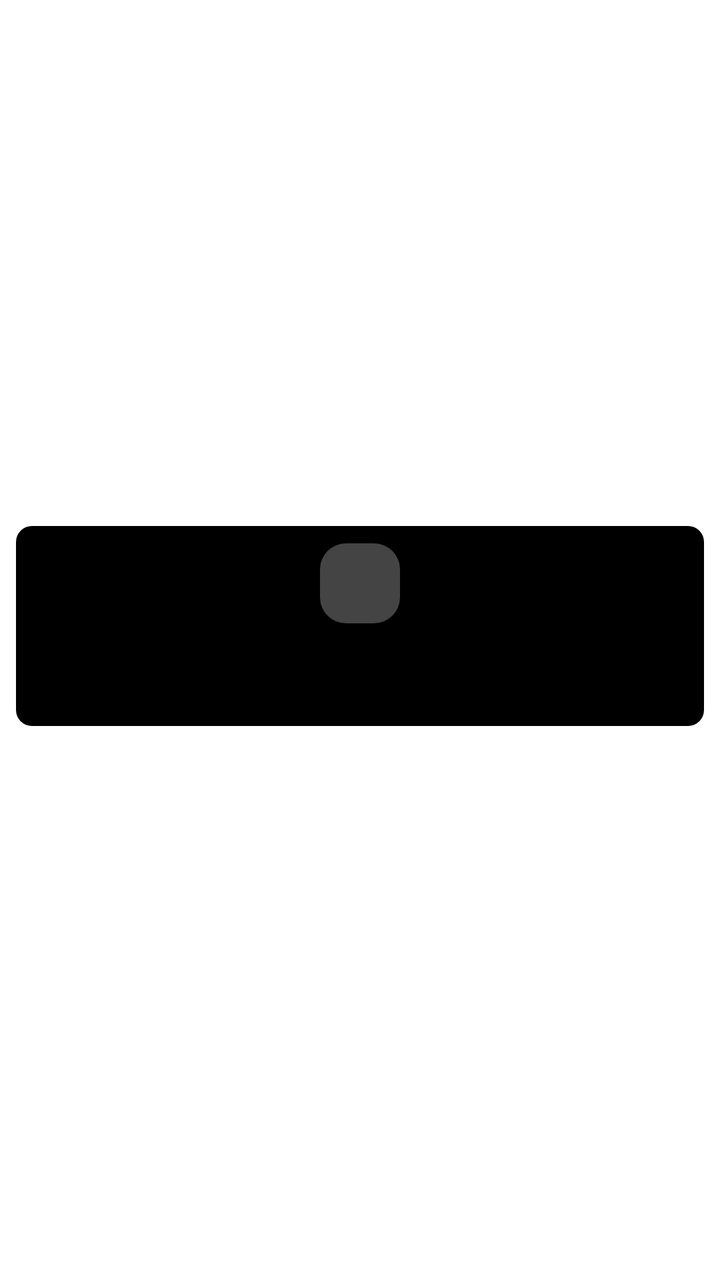
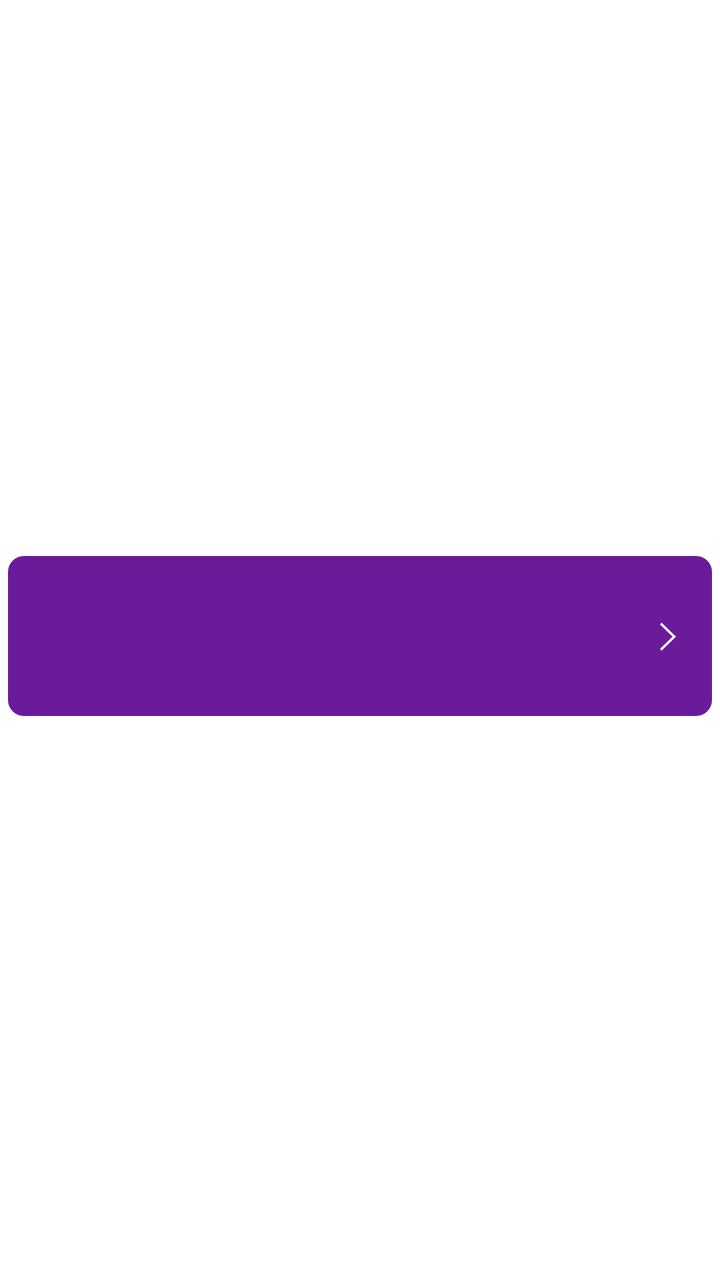

An Android layout rendered at two revisions. The XML below is the earlier revision; the diff shows what the commit changed to produce the second picture.
<!-- AndroidManifest.xml: application theme Theme.MoneyTracker -->
<!-- res/layout/item_wallet_list.xml -->
<?xml version="1.0" encoding="utf-8"?>
<androidx.constraintlayout.widget.ConstraintLayout xmlns:android="http://schemas.android.com/apk/res/android"
    xmlns:app="http://schemas.android.com/apk/res-auto"
    android:layout_width="match_parent"
    android:layout_height="wrap_content">

    <androidx.constraintlayout.widget.ConstraintLayout
        android:id="@+id/walletWrapper"
        android:layout_width="0dp"
        android:layout_height="100dp"
        android:layout_marginStart="@dimen/margin_8"
        android:layout_marginEnd="@dimen/margin_8"
        android:layout_marginTop="@dimen/margin_2"
        android:layout_marginBottom="@dimen/margin_16"
        android:background="@drawable/bg_wallet"
        app:layout_constraintBottom_toBottomOf="parent"
        app:layout_constraintEnd_toEndOf="parent"
        app:layout_constraintStart_toStartOf="parent"
        app:layout_constraintTop_toTopOf="parent">

        <androidx.constraintlayout.widget.ConstraintLayout
            android:layout_width="0dp"
            android:layout_height="wrap_content"
            app:layout_constraintBottom_toBottomOf="parent"
            app:layout_constraintEnd_toEndOf="parent"
            app:layout_constraintStart_toStartOf="parent"
            app:layout_constraintTop_toTopOf="parent">

            <androidx.appcompat.widget.AppCompatImageView
                android:id="@+id/walletImage"
                android:layout_width="40dp"
                android:layout_height="40dp"
                android:background="@drawable/bg_circle"
                android:padding="@dimen/padding_4"
                app:layout_constraintEnd_toEndOf="parent"
                app:layout_constraintStart_toStartOf="parent"
                app:layout_constraintTop_toTopOf="parent"
                app:tint="@color/white" />

            <androidx.constraintlayout.widget.ConstraintLayout
                android:layout_width="0dp"
                android:layout_height="wrap_content"
                android:layout_marginStart="@dimen/margin_8"
                android:layout_marginTop="@dimen/margin_4"
                android:layout_marginEnd="@dimen/margin_8"
                app:layout_constraintEnd_toEndOf="parent"
                app:layout_constraintStart_toStartOf="parent"
                app:layout_constraintTop_toBottomOf="@+id/walletImage">

                <androidx.appcompat.widget.AppCompatTextView
                    android:id="@+id/walletAccountLabel"
                    android:layout_width="0dp"
                    android:layout_height="wrap_content"
                    android:ellipsize="end"
                    android:fontFamily="@font/exo2_bold"
                    android:gravity="center"
                    android:lines="1"
                    android:textAlignment="center"
                    android:textColor="@color/white"
                    android:textSize="@dimen/text_14"
                    app:layout_constraintEnd_toEndOf="parent"
                    app:layout_constraintStart_toStartOf="parent"
                    app:layout_constraintTop_toTopOf="parent" />

                <androidx.appcompat.widget.AppCompatTextView
                    android:id="@+id/walletAmountLabel"
                    android:layout_width="0dp"
                    android:layout_height="20dp"
                    android:fontFamily="@font/exo2_semibold"
                    android:gravity="center"
                    android:lines="1"
                    android:textAlignment="center"
                    android:textColor="@color/white"
                    android:textSize="@dimen/text_18"
                    app:autoSizeMaxTextSize="@dimen/text_16"
                    app:autoSizeMinTextSize="@dimen/text_4"
                    app:autoSizeStepGranularity="1sp"
                    app:autoSizeTextType="uniform"
                    app:layout_constraintBottom_toBottomOf="parent"
                    app:layout_constraintEnd_toEndOf="parent"
                    app:layout_constraintStart_toStartOf="parent"
                    app:layout_constraintTop_toBottomOf="@+id/walletAccountLabel" />
            </androidx.constraintlayout.widget.ConstraintLayout>
        </androidx.constraintlayout.widget.ConstraintLayout>
    </androidx.constraintlayout.widget.ConstraintLayout>
</androidx.constraintlayout.widget.ConstraintLayout>
<!-- resources referenced by this layout -->
<resources>
  <color name="white">#FFFFFFFF</color>
  <dimen name="margin_16">16dp</dimen>
  <dimen name="margin_2">2dp</dimen>
  <dimen name="margin_4">4dp</dimen>
  <dimen name="margin_8">8dp</dimen>
  <dimen name="padding_4">4dp</dimen>
  <dimen name="text_14">14sp</dimen>
  <dimen name="text_16">16sp</dimen>
  <dimen name="text_18">18sp</dimen>
  <dimen name="text_4">4sp</dimen>
  <!-- drawable bg_circle (drawable) -->
  <?xml version="1.0" encoding="utf-8"?>
  <shape xmlns:android="http://schemas.android.com/apk/res/android"
      android:shape="rectangle">
      <corners android:radius="13dp" />
      <solid android:color="#44ffffff" />
  </shape>
  <!-- drawable bg_wallet (drawable) -->
  <?xml version="1.0" encoding="utf-8"?>
  <ripple xmlns:android="http://schemas.android.com/apk/res/android" android:color="#45000000">
      <item>
          <layer-list>
              <item>
                  <shape android:shape="rectangle">
                      <corners android:radius="8dp"/>
                      <solid android:color="@android:color/black"/>
                  </shape>
              </item>
          </layer-list>
      </item>
  </ripple>
  <style name="Theme.MoneyTracker" parent="Theme.MaterialComponents.DayNight.DarkActionBar">
          
          <item name="colorPrimary">@color/azure_blue</item>
          <item name="colorPrimaryVariant">@color/emerald_green</item>
          <item name="colorOnPrimary">@color/white</item>
  
          
          <item name="colorSecondary">@color/teal</item>
          <item name="colorSecondaryVariant">@color/dark_teal</item>
          <item name="colorOnSecondary">@color/white</item>
  
          
          <item name="android:statusBarColor">@color/vibrant_orange</item>
          <item name="android:windowLightStatusBar">true</item> 
          <item name="android:windowDrawsSystemBarBackgrounds">true</item>
  
          <item name="android:navigationBarColor">@color/vibrant_orange</item>
          <item name="android:windowFullscreen">false</item>
  
          <item name="emptyArchive">@drawable/empty_archive</item>
          <item name="emptyBudget">@drawable/empty_budget</item>
          <item name="emptyCategory">@drawable/empty_category</item>
          <item name="emptyCurrency">@drawable/empty_currency</item>
          <item name="emptyDebt">@drawable/empty_debt</item>
          <item name="emptyGoal">@drawable/empty_goal</item>
          <item name="emptyRecord">@drawable/empty_record</item>
          <item name="emptyRecurring">@drawable/empty_recurring</item>
          <item name="emptySearch">@drawable/empty_search</item>
      </style>
  <color name="azure_blue">#FF2563EB</color>
  <color name="emerald_green">#FF10B981</color>
  <color name="teal">#FF03DAC5</color>
  <color name="dark_teal">#FF018786</color>
  <color name="vibrant_orange">#FF6A1B9A</color>
  <!-- drawable empty_archive: vector/xml drawable (drawable, 2403 chars, omitted) -->
  <!-- drawable empty_budget: vector/xml drawable (drawable, 6186 chars, omitted) -->
  <!-- drawable empty_category: vector/xml drawable (drawable, 4709 chars, omitted) -->
  <!-- drawable empty_currency: vector/xml drawable (drawable, 2555 chars, omitted) -->
  <!-- drawable empty_debt: vector/xml drawable (drawable, 2547 chars, omitted) -->
  <!-- drawable empty_goal: vector/xml drawable (drawable, 2350 chars, omitted) -->
  <!-- drawable empty_record: vector/xml drawable (drawable, 3083 chars, omitted) -->
  <!-- drawable empty_recurring: vector/xml drawable (drawable, 4660 chars, omitted) -->
  <!-- drawable empty_search: vector/xml drawable (drawable, 4779 chars, omitted) -->
</resources>

<!-- the commit's change to res/layout/item_wallet_list.xml (unified diff, before → after) -->
@@ -7,11 +7,11 @@
     <androidx.constraintlayout.widget.ConstraintLayout
         android:id="@+id/walletWrapper"
         android:layout_width="0dp"
-        android:layout_height="100dp"
-        android:layout_marginStart="@dimen/margin_8"
-        android:layout_marginEnd="@dimen/margin_8"
+        android:layout_height="80dp"
+        android:layout_marginStart="@dimen/margin_4"
         android:layout_marginTop="@dimen/margin_2"
-        android:layout_marginBottom="@dimen/margin_16"
+        android:layout_marginEnd="@dimen/margin_4"
+        android:layout_marginBottom="@dimen/margin_6"
         android:background="@drawable/bg_wallet"
         app:layout_constraintBottom_toBottomOf="parent"
         app:layout_constraintEnd_toEndOf="parent"
@@ -28,48 +28,66 @@
 
             <androidx.appcompat.widget.AppCompatImageView
                 android:id="@+id/walletImage"
-                android:layout_width="40dp"
-                android:layout_height="40dp"
-                android:background="@drawable/bg_circle"
+                android:layout_width="36dp"
+                android:layout_height="36dp"
+                android:layout_marginStart="@dimen/margin_10"
                 android:padding="@dimen/padding_4"
-                app:layout_constraintEnd_toEndOf="parent"
+                app:layout_constraintBottom_toBottomOf="parent"
                 app:layout_constraintStart_toStartOf="parent"
                 app:layout_constraintTop_toTopOf="parent"
                 app:tint="@color/white" />
 
+            <androidx.appcompat.widget.AppCompatImageView
+                android:id="@+id/ivDetail"
+                android:layout_width="24dp"
+                android:layout_height="24dp"
+                android:layout_marginEnd="@dimen/margin_10"
+                android:padding="@dimen/padding_4"
+                android:src="@drawable/ic_right_arrow"
+                app:layout_constraintBottom_toBottomOf="parent"
+                app:layout_constraintEnd_toEndOf="parent"
+                app:layout_constraintTop_toTopOf="parent"
+                app:tint="@color/white" />
+
             <androidx.constraintlayout.widget.ConstraintLayout
-                android:layout_width="0dp"
+                android:layout_width="wrap_content"
                 android:layout_height="wrap_content"
                 android:layout_marginStart="@dimen/margin_8"
-                android:layout_marginTop="@dimen/margin_4"
                 android:layout_marginEnd="@dimen/margin_8"
-                app:layout_constraintEnd_toEndOf="parent"
-                app:layout_constraintStart_toStartOf="parent"
-                app:layout_constraintTop_toBottomOf="@+id/walletImage">
+                app:layout_constraintStart_toEndOf="@+id/walletImage"
+                app:layout_constraintTop_toTopOf="parent">
 
                 <androidx.appcompat.widget.AppCompatTextView
                     android:id="@+id/walletAccountLabel"
-                    android:layout_width="0dp"
+                    android:layout_width="wrap_content"
                     android:layout_height="wrap_content"
-                    android:ellipsize="end"
                     android:fontFamily="@font/exo2_bold"
                     android:gravity="center"
-                    android:lines="1"
                     android:textAlignment="center"
                     android:textColor="@color/white"
                     android:textSize="@dimen/text_14"
-                    app:layout_constraintEnd_toEndOf="parent"
                     app:layout_constraintStart_toStartOf="parent"
                     app:layout_constraintTop_toTopOf="parent" />
 
                 <androidx.appcompat.widget.AppCompatTextView
+                    android:id="@+id/walletTypeLabel"
+                    android:layout_width="wrap_content"
+                    android:layout_height="wrap_content"
+                    android:layout_marginTop="@dimen/margin_2"
+                    android:fontFamily="@font/exo2_bold"
+                    android:gravity="center"
+                    android:textAlignment="center"
+                    android:textColor="@color/white"
+                    android:textSize="@dimen/text_10"
+                    app:layout_constraintStart_toStartOf="parent"
+                    app:layout_constraintTop_toBottomOf="@+id/walletAccountLabel" />
+
+                <androidx.appcompat.widget.AppCompatTextView
                     android:id="@+id/walletAmountLabel"
-                    android:layout_width="0dp"
-                    android:layout_height="20dp"
+                    android:layout_width="wrap_content"
+                    android:layout_height="wrap_content"
+                    android:layout_marginTop="@dimen/margin_4"
                     android:fontFamily="@font/exo2_semibold"
-                    android:gravity="center"
-                    android:lines="1"
-                    android:textAlignment="center"
                     android:textColor="@color/white"
                     android:textSize="@dimen/text_18"
                     app:autoSizeMaxTextSize="@dimen/text_16"
@@ -77,9 +95,8 @@
                     app:autoSizeStepGranularity="1sp"
                     app:autoSizeTextType="uniform"
                     app:layout_constraintBottom_toBottomOf="parent"
-                    app:layout_constraintEnd_toEndOf="parent"
                     app:layout_constraintStart_toStartOf="parent"
-                    app:layout_constraintTop_toBottomOf="@+id/walletAccountLabel" />
+                    app:layout_constraintTop_toBottomOf="@+id/walletTypeLabel" />
             </androidx.constraintlayout.widget.ConstraintLayout>
         </androidx.constraintlayout.widget.ConstraintLayout>
     </androidx.constraintlayout.widget.ConstraintLayout>
<!-- resource entries referenced after the edit -->
@@ -1,22 +1,17 @@
 <!-- resources referenced by this layout -->
 <resources>
   <color name="white">#FFFFFFFF</color>
-  <dimen name="margin_16">16dp</dimen>
+  <dimen name="margin_10">10dp</dimen>
   <dimen name="margin_2">2dp</dimen>
   <dimen name="margin_4">4dp</dimen>
+  <dimen name="margin_6">6dp</dimen>
   <dimen name="margin_8">8dp</dimen>
   <dimen name="padding_4">4dp</dimen>
+  <dimen name="text_10">10sp</dimen>
   <dimen name="text_14">14sp</dimen>
   <dimen name="text_16">16sp</dimen>
   <dimen name="text_18">18sp</dimen>
   <dimen name="text_4">4sp</dimen>
-  <!-- drawable bg_circle (drawable) -->
-  <?xml version="1.0" encoding="utf-8"?>
-  <shape xmlns:android="http://schemas.android.com/apk/res/android"
-      android:shape="rectangle">
-      <corners android:radius="13dp" />
-      <solid android:color="#44ffffff" />
-  </shape>
   <!-- drawable bg_wallet (drawable) -->
   <?xml version="1.0" encoding="utf-8"?>
   <ripple xmlns:android="http://schemas.android.com/apk/res/android" android:color="#45000000">
@@ -25,12 +20,24 @@
               <item>
                   <shape android:shape="rectangle">
                       <corners android:radius="8dp"/>
-                      <solid android:color="@android:color/black"/>
+                      <solid android:color="@color/vibrant_orange"/>
                   </shape>
               </item>
           </layer-list>
       </item>
   </ripple>
+  <!-- drawable ic_right_arrow (drawable) -->
+  <vector xmlns:android="http://schemas.android.com/apk/res/android"
+      android:width="10dp"
+      android:height="10dp"
+      android:viewportWidth="1024"
+      android:viewportHeight="1024">
+  
+      <path
+          android:fillColor="#000000"
+          android:pathData="M256,120.8L306.4,64 768,512l-461.6,448L256,903.2 659.1,512z" />
+  
+  </vector>
   <style name="Theme.MoneyTracker" parent="Theme.MaterialComponents.DayNight.DarkActionBar">
           
           <item name="colorPrimary">@color/azure_blue</item>
